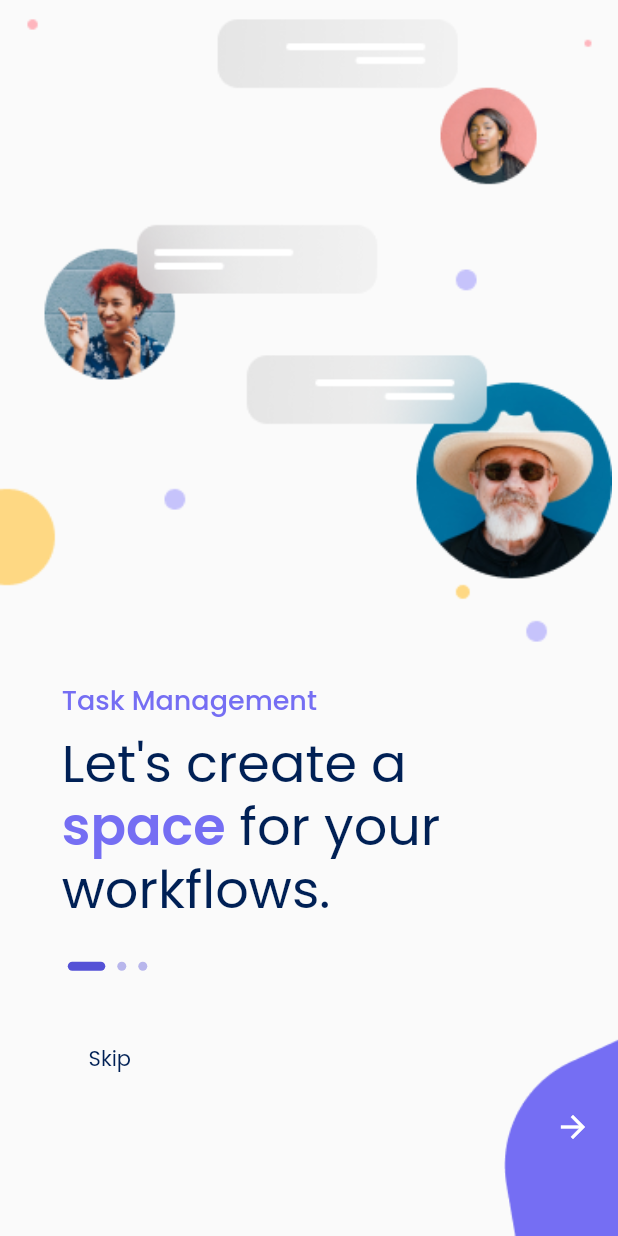
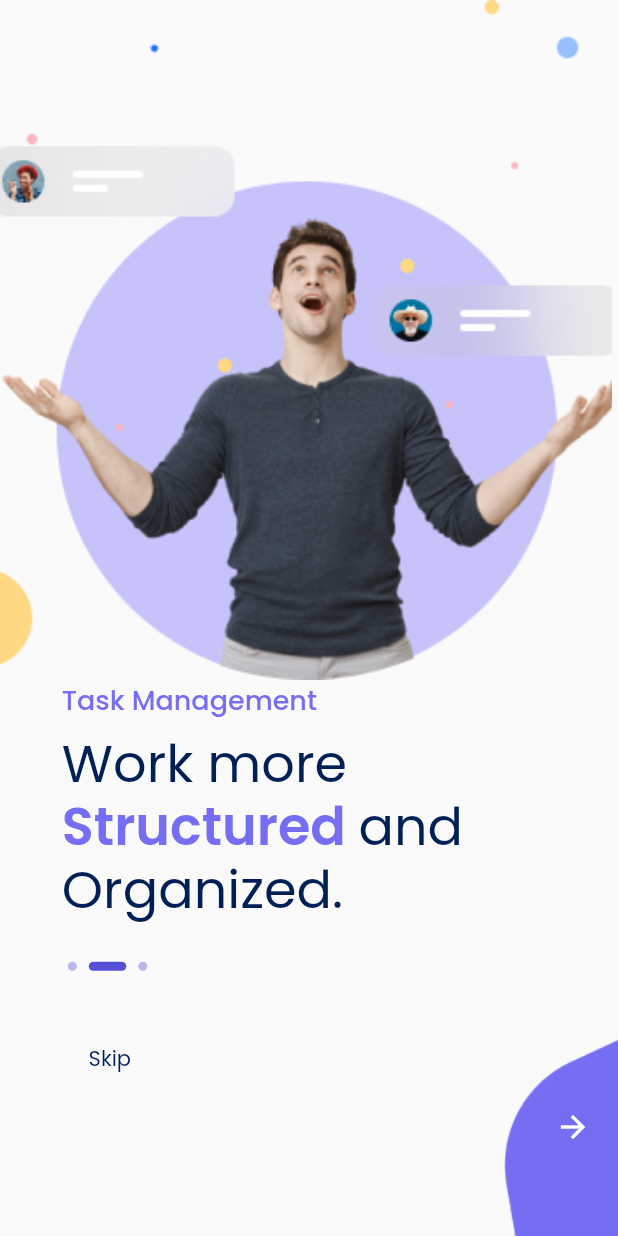
Before and after one commit to hashirSoomro/task_app, a Flutter app: the Onboard screen opened directly, after a tap on the "arrow forward" icon, on a phone screen of 412 x 824 dp. Run offline on Flutter 3.47's test engine with Material 2 defaults, Android fonts, the phone set to English and light mode, and no system bars; our stand-ins replace google_fonts.

Commit message:
Onboard All Screens
So instead of using 3 files for onboard I used OOP and placed all inside 1. So on clicking the bottom right arrow the screen changes.

```diff
--- a/lib/onboard.dart
+++ b/lib/onboard.dart
@@ -12,6 +12,15 @@ class _OnboardState extends State<Onboard> {
   int _currentPage = 0;
   final Color customSelectedColor = Color(0xFF5451D6);
   final Color customNonSelectedColor = Color(0x665451D6);
+  final imgs = [
+    'assets/images/Gallery1.png',
+    'assets/images/Gallery2.png',
+    'assets/images/Gallery3.png'
+  ];
+  final text1 = ["Let's create a", "Work more", "Manage your"];
+  final text2 = ["Space ", "Structured ", "Tasks "];
+  final text3 = ["for your", "and", "quickly for"];
+  final text4 = ["Workflows.", "Organized.", "Results."];
   @override
   Widget build(BuildContext context) {
     return Scaffold(
@@ -23,11 +32,9 @@ class _OnboardState extends State<Onboard> {
             right: 4,
             bottom: MediaQuery.of(context).size.height * 0.45,
             child: Container(
-              decoration: const BoxDecoration(
-                image: DecorationImage(
-                  image: AssetImage('assets/images/Gallery1.png'),
-                  fit: BoxFit.cover,
-                ),
+              child: ImageWidget(
+                currentPage: _currentPage,
+                imgs: imgs,
               ),
             ),
           ),
@@ -40,70 +47,13 @@ class _OnboardState extends State<Onboard> {
               child: Column(
                 crossAxisAlignment: CrossAxisAlignment.start,
                 children: [
-                  Text(
-                    'Task Management',
-                    style: GoogleFonts.poppins(
-                      textStyle: const TextStyle(
-                        fontSize: 18,
-                        fontWeight: FontWeight.w500,
-                        color: Color(0xFF756EF3),
-                      ),
-                    ),
-                  ),
-                  SizedBox(
-                    height: 10, // Use width to add horizontal spacing
-                  ),
-                  Text(
-                    "Let's create a",
-                    style: GoogleFonts.poppins(
-                      textStyle: const TextStyle(
-                        fontSize: 35,
-                        fontWeight: FontWeight.w400,
-                        color: Color(0xFF002055),
-                        height: 1.2,
-                      ),
-                    ),
-                  ),
-                  Row(
-                    children: [
-                      Text(
-                        "space",
-                        style: GoogleFonts.poppins(
-                          textStyle: const TextStyle(
-                            fontSize: 35,
-                            fontWeight: FontWeight.w600,
-                            color: Color(0xFF756EF3),
-                            height: 1.2,
-                          ),
-                        ),
-                      ),
-                      Text(
-                        " for your",
-                        style: GoogleFonts.poppins(
-                          textStyle: const TextStyle(
-                            fontSize: 35,
-                            fontWeight: FontWeight.w400,
-                            color: Color(0xFF002055),
-                            height: 1.2,
-                          ),
-                        ),
-                      ),
-                    ],
-                  ),
-                  Text(
-                    "workflows.",
-                    style: GoogleFonts.poppins(
-                      textStyle: const TextStyle(
-                        fontSize: 35,
-                        fontWeight: FontWeight.w400,
-                        color: Color(0xFF002055),
-                        height: 1.2,
-                      ),
-                    ),
-                  ),
-                  SizedBox(
-                    height: 25,
-                  ),
+                  Container(
+                      child: TextWidget(
+                          currentPage: _currentPage,
+                          text1: text1,
+                          text2: text2,
+                          text3: text3,
+                          text4: text4)),
                   Row(
                     mainAxisAlignment: MainAxisAlignment.start,
                     children: List.generate(3, (index) {
@@ -162,7 +112,16 @@ class _OnboardState extends State<Onboard> {
                 ),
               ),
               child: IconButton(
-                  onPressed: () {},
+                  onPressed: () {
+                    setState(() {
+                      if (_currentPage < imgs.length - 1) {
+                        _currentPage++;
+                        print(_currentPage);
+                      } else {
+                        _currentPage = 0;
+                      }
+                    });
+                  },
                   icon: Icon(
                     Icons.arrow_forward,
                     color: Colors.white,
@@ -174,3 +133,133 @@ class _OnboardState extends State<Onboard> {
     );
   }
 }
+
+class ImageWidget extends StatefulWidget {
+  final int currentPage;
+  final List<String> imgs;
+
+  ImageWidget({required this.currentPage, required this.imgs});
+
+  @override
+  _ImageWidgetState createState() => _ImageWidgetState();
+}
+
+class _ImageWidgetState extends State<ImageWidget> {
+  @override
+  Widget build(BuildContext context) {
+    return Container(
+      decoration: BoxDecoration(
+        image: DecorationImage(
+          image: AssetImage(
+            widget.currentPage >= 0 && widget.currentPage < widget.imgs.length
+                ? widget.imgs[widget.currentPage]
+                : 'assets/images/Gallery1.png',
+          ),
+          fit: BoxFit.cover,
+        ),
+      ),
+    );
+  }
+}
+
+class TextWidget extends StatefulWidget {
+  final int currentPage;
+  final List<String> text1;
+  final List<String> text2;
+  final List<String> text3;
+  final List<String> text4;
+
+  TextWidget(
+      {required this.currentPage,
+      required this.text1,
+      required this.text2,
+      required this.text3,
+      required this.text4});
+  @override
+  State<TextWidget> createState() => _TextWidgetState();
+}
+
+class _TextWidgetState extends State<TextWidget> {
+  @override
+  Widget build(BuildContext context) {
+    return Column(
+      crossAxisAlignment: CrossAxisAlignment.start,
+      children: [
+        Text(
+          'Task Management',
+          style: GoogleFonts.poppins(
+            textStyle: const TextStyle(
+              fontSize: 18,
+              fontWeight: FontWeight.w500,
+              color: Color(0xFF756EF3),
+            ),
+          ),
+        ),
+        SizedBox(
+          height: 10, // Use width to add horizontal spacing
+        ),
+        Text(
+          widget.currentPage >= 0 && widget.currentPage < widget.text1.length
+              ? widget.text1[widget.currentPage]
+              : "Let's create a",
+          style: GoogleFonts.poppins(
+            textStyle: const TextStyle(
+              fontSize: 35,
+              fontWeight: FontWeight.w400,
+              color: Color(0xFF002055),
+              height: 1.2,
+            ),
+          ),
+        ),
+        Row(
+          children: [
+            Text(
+              widget.currentPage >= 0 &&
+                      widget.currentPage < widget.text2.length
+                  ? widget.text2[widget.currentPage]
+                  : "space",
+              style: GoogleFonts.poppins(
+                textStyle: const TextStyle(
+                  fontSize: 35,
+                  fontWeight: FontWeight.w600,
+                  color: Color(0xFF756EF3),
+                  height: 1.2,
+                ),
+              ),
+            ),
+            Text(
+              widget.currentPage >= 0 &&
+                      widget.currentPage < widget.text3.length
+                  ? widget.text3[widget.currentPage]
+                  : " for your",
+              style: GoogleFonts.poppins(
+                textStyle: const TextStyle(
+                  fontSize: 35,
+                  fontWeight: FontWeight.w400,
+                  color: Color(0xFF002055),
+                  height: 1.2,
+                ),
+              ),
+            ),
+          ],
+        ),
+        Text(
+          widget.currentPage >= 0 && widget.currentPage < widget.text4.length
+              ? widget.text4[widget.currentPage]
+              : "workflows.",
+          style: GoogleFonts.poppins(
+            textStyle: const TextStyle(
+              fontSize: 35,
+              fontWeight: FontWeight.w400,
+              color: Color(0xFF002055),
+              height: 1.2,
+            ),
+          ),
+        ),
+        SizedBox(
+          height: 25,
+        ),
+      ],
+    );
+  }
+}
```
Also changed, not shown: lib/main.dart (+0 -87 lines).
